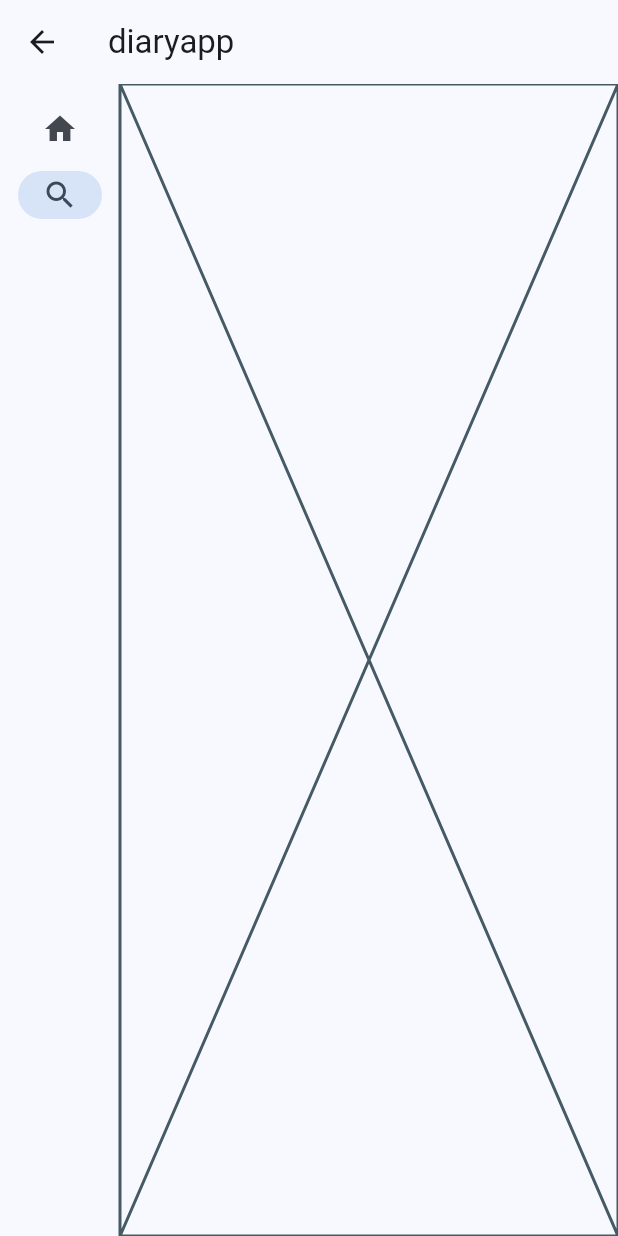
After one commit to Pumpkin888666/DiaryApp, a Flutter app: the AppView screen opened by its route, after a tap on "Search", on a phone screen of 412 x 824 dp. The commit adds this screen. Run offline on Flutter 3.47's test engine with Material 3 defaults, Android fonts, the phone set to English and light mode, and no system bars; our stand-ins replace shared_preferences; missing offline and left inert: window_manager; accounts and stored records are empty; network calls fail.

Commit message:
增加导航栏 修改文件名Home为appView 改变一系列的文件路径方式

```diff
--- a/lib/main.dart
+++ b/lib/main.dart
@@ -2,7 +2,7 @@ import 'package:flutter/material.dart';
 import 'package:window_manager/window_manager.dart';
 import 'package:diaryapp/pages/load.dart';
 import 'package:diaryapp/pages/login.dart';
-import 'package:diaryapp/pages/Home.dart';
+import 'package:diaryapp/pages/appView.dart';
 import 'package:provider/provider.dart';
 import 'package:diaryapp/models/app_ini.dart';
 
@@ -46,7 +46,7 @@ class App extends StatelessWidget {
       routes: {
         '/': (context) => const Load(),
         '/login': (context) => const Login(),
-        '/home': (context) => const Home(),
+        '/appview': (context) => const AppView(),
       },
     );
   }
--- /dev/null
+++ b/lib/pages/appView.dart
@@ -0,0 +1,59 @@
+import 'package:flutter/material.dart';
+
+class AppView extends StatefulWidget {
+  const AppView({super.key});
+
+  @override
+  State<AppView> createState() => _AppViewState();
+}
+
+class _AppViewState extends State<AppView> {
+  int _selectedIndex = 0;
+
+  void _onDestinationSelected(int index) {
+    setState(() {
+      _selectedIndex = index;
+    });
+  }
+
+  Widget _getSelectedPage() {
+    switch (_selectedIndex) {
+      case 0:
+        return Center(child: Text('Page 1'));
+      case 1:
+        return Placeholder();
+      default:
+        return Center(child: Text('Page 1'));
+    }
+  }
+
+  @override
+  Widget build(BuildContext context) {
+    return Scaffold(
+      appBar: AppBar(
+        title: const Text('diaryapp'),
+        leading: null,
+      ),
+      body: Row(
+        children: [
+          NavigationRail(
+            selectedIndex: _selectedIndex,
+            onDestinationSelected: _onDestinationSelected,
+            labelType: NavigationRailLabelType.none,
+            destinations: const [
+              NavigationRailDestination(
+                icon: Icon(Icons.home),
+                label: Text('Home'),
+              ),
+              NavigationRailDestination(
+                icon: Icon(Icons.search),
+                label: Text('Search'),
+              ),
+            ],
+          ),
+          Expanded(child: _getSelectedPage()), // 根据选中的索引显示页面内容
+        ],
+      ),
+    );
+  }
+}
--- a/lib/pages/login.dart
+++ b/lib/pages/login.dart
@@ -67,7 +67,7 @@ class _LoginState extends State<Login> {
                 foregroundColor: Colors.white, // 字体颜色
               );
             });
-            Navigator.pushReplacementNamed(context, '/home');
+            Navigator.pushReplacementNamed(context, '/appview');
             break;
           case -2001:
             setState(() {
@@ -201,7 +201,7 @@ class _LoginState extends State<Login> {
                                     children: [
                                       ElevatedButton.icon(
                                         onPressed: () {
-                                          Navigator.pushReplacementNamed(context, '/home');
+                                          Navigator.pushReplacementNamed(context, '/appview');
                                         },
                                         icon: const Icon(Icons.east),
                                         label: const Text('直接登录'),
```
Also changed, not shown: lib/pages/Home.dart (deleted, +0 -31 lines), lib/pages/appView/home.dart (added, +9 -0 lines).
